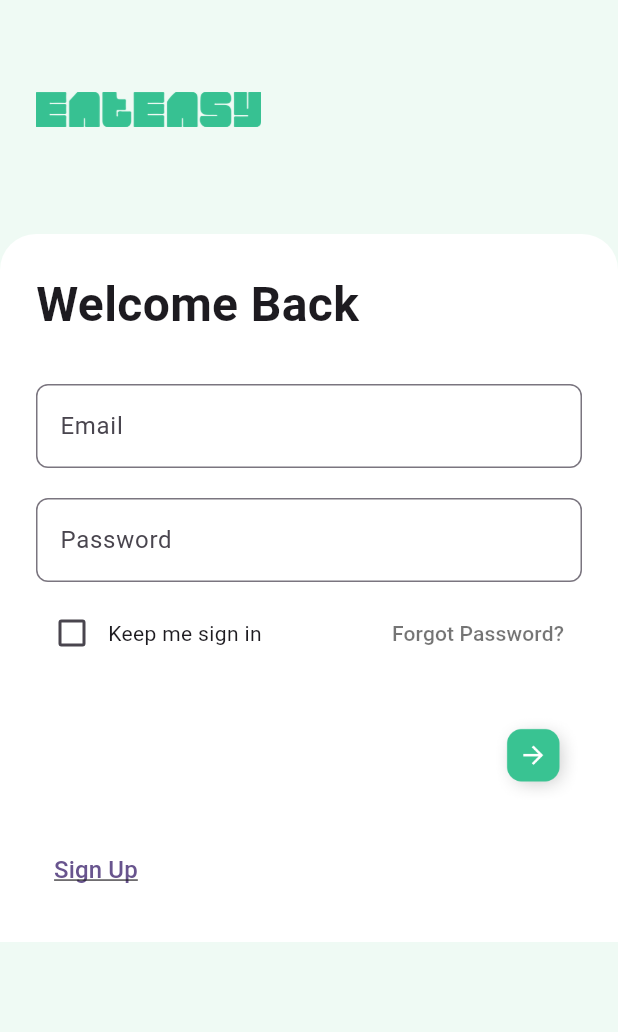
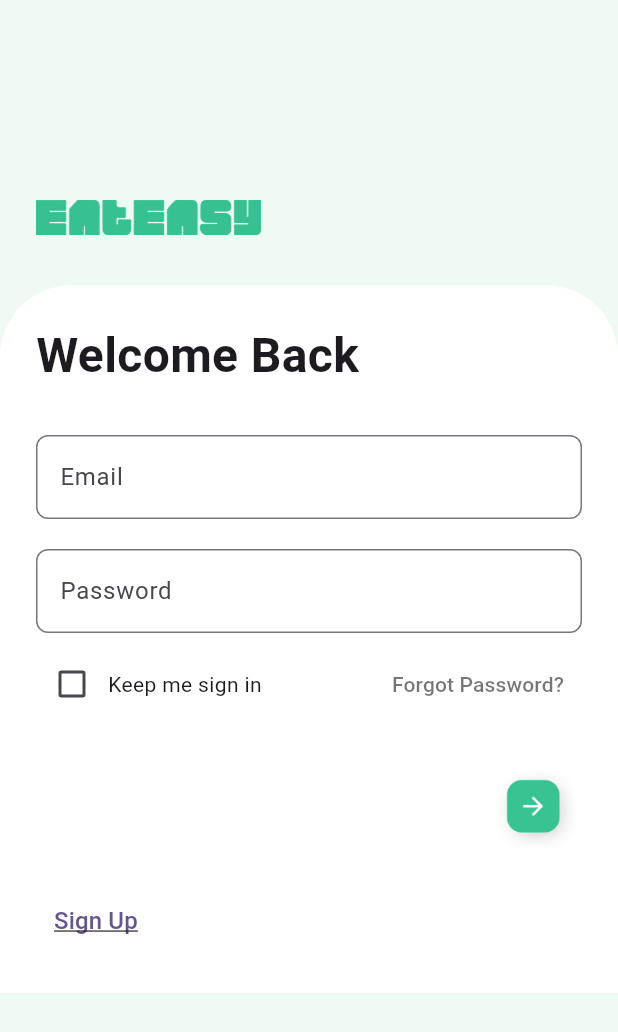
Before and after one commit to aadityayadav17/binarybandits, a Flutter app: the LoginScreen screen opened directly, on a phone screen of 412 x 824 dp. Shown: the top 1032 px of the screen. Run offline on Flutter 3.47's test engine with Material 3 defaults, Android fonts, the phone set to English and light mode, and no system bars; our stand-ins replace firebase_core, google_fonts; accounts and stored records are empty.

Commit message:
Login Page (4/n) - Height Setup

```diff
--- a/lib/screens/login_screen.dart
+++ b/lib/screens/login_screen.dart
@@ -3,6 +3,7 @@ import 'package:google_fonts/google_fonts.dart';
 
 class LoginScreen extends StatelessWidget {
   const LoginScreen({super.key});
+
   @override
   Widget build(BuildContext context) {
     // Get the full width of the screen using MediaQuery
@@ -11,15 +12,17 @@ class LoginScreen extends StatelessWidget {
     return Scaffold(
       // Set the background color of the whole screen to light green
       backgroundColor:
-          Color.fromRGBO(239, 250, 244, 1), // Light green background
+          const Color.fromRGBO(239, 250, 244, 1), // Light green background
       body: SingleChildScrollView(
         child: Column(
           crossAxisAlignment: CrossAxisAlignment.start,
           children: [
-            // App Logo
+            // Add height above the logo
+            const SizedBox(height: 120), // You can adjust this height
+
+            // App Logo with reduced padding below the logo
             Padding(
-              padding:
-                  const EdgeInsets.symmetric(horizontal: 24.0, vertical: 48.0),
+              padding: const EdgeInsets.symmetric(horizontal: 24.0),
               child: Row(
                 children: [
                   Image.asset(
@@ -33,18 +36,19 @@ class LoginScreen extends StatelessWidget {
               ),
             ),
 
-            SizedBox(height: 10), // Space between logo and content
+            // Remove extra space between logo and rectangle (SizedBox height set to 0)
+            const SizedBox(height: 20),
 
             // Container with rounded white background for the main content
             Container(
               width:
                   screenWidth, // Set the width to the full width of the screen
               padding: const EdgeInsets.all(24.0),
-              decoration: BoxDecoration(
+              decoration: const BoxDecoration(
                 color: Colors.white, // White background for the content
                 borderRadius: BorderRadius.only(
-                  topLeft: Radius.circular(24),
-                  topRight: Radius.circular(24),
+                  topLeft: Radius.circular(48),
+                  topRight: Radius.circular(48),
                 ), // Rounded corners only on top
               ),
               child: Column(
@@ -59,7 +63,7 @@ class LoginScreen extends StatelessWidget {
                     ),
                   ),
 
-                  SizedBox(height: 30),
+                  const SizedBox(height: 30),
 
                   // Email Input Field
                   TextField(
@@ -72,7 +76,7 @@ class LoginScreen extends StatelessWidget {
                     ),
                   ),
 
-                  SizedBox(height: 20),
+                  const SizedBox(height: 20),
 
                   // Password Input Field
                   TextField(
@@ -86,7 +90,7 @@ class LoginScreen extends StatelessWidget {
                     ),
                   ),
 
-                  SizedBox(height: 10),
+                  const SizedBox(height: 10),
 
                   // Keep Me Signed In and Forgot Password Row
                   Row(
@@ -118,7 +122,7 @@ class LoginScreen extends StatelessWidget {
                     ],
                   ),
 
-                  SizedBox(height: 30),
+                  const SizedBox(height: 30),
 
                   // Row for the button, with the combined rectangle and arrow image aligned right
                   Row(
@@ -142,7 +146,7 @@ class LoginScreen extends StatelessWidget {
                     ],
                   ),
 
-                  SizedBox(height: 20),
+                  const SizedBox(height: 20),
 
                   Row(
                     mainAxisAlignment: MainAxisAlignment.start,
```
